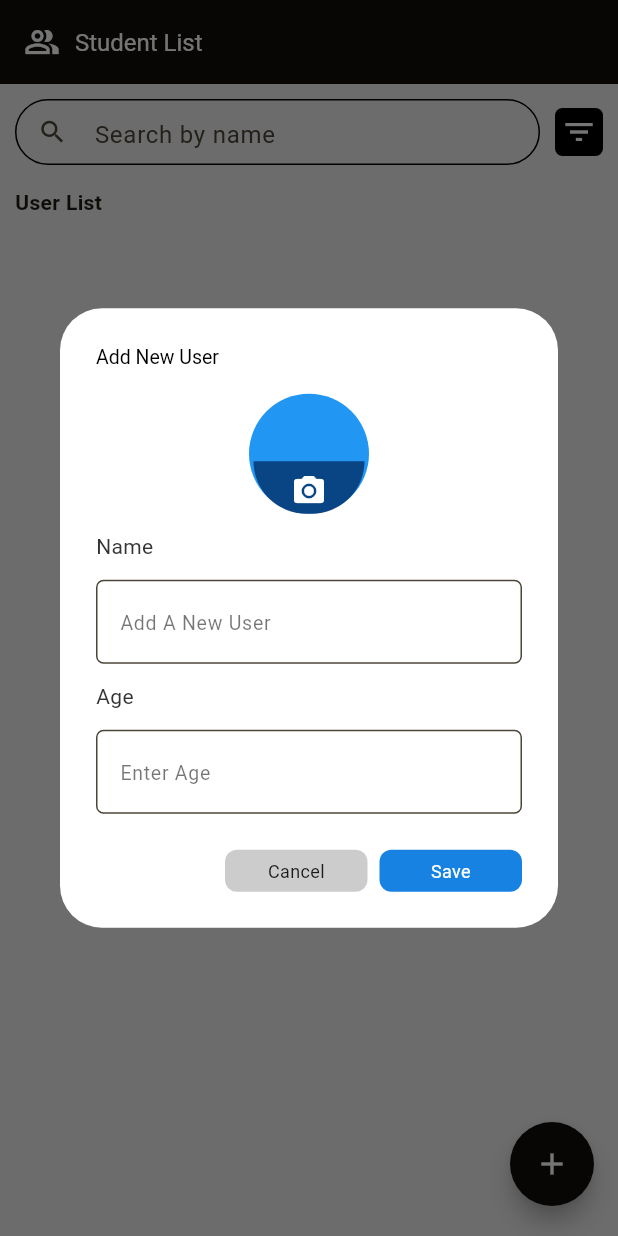
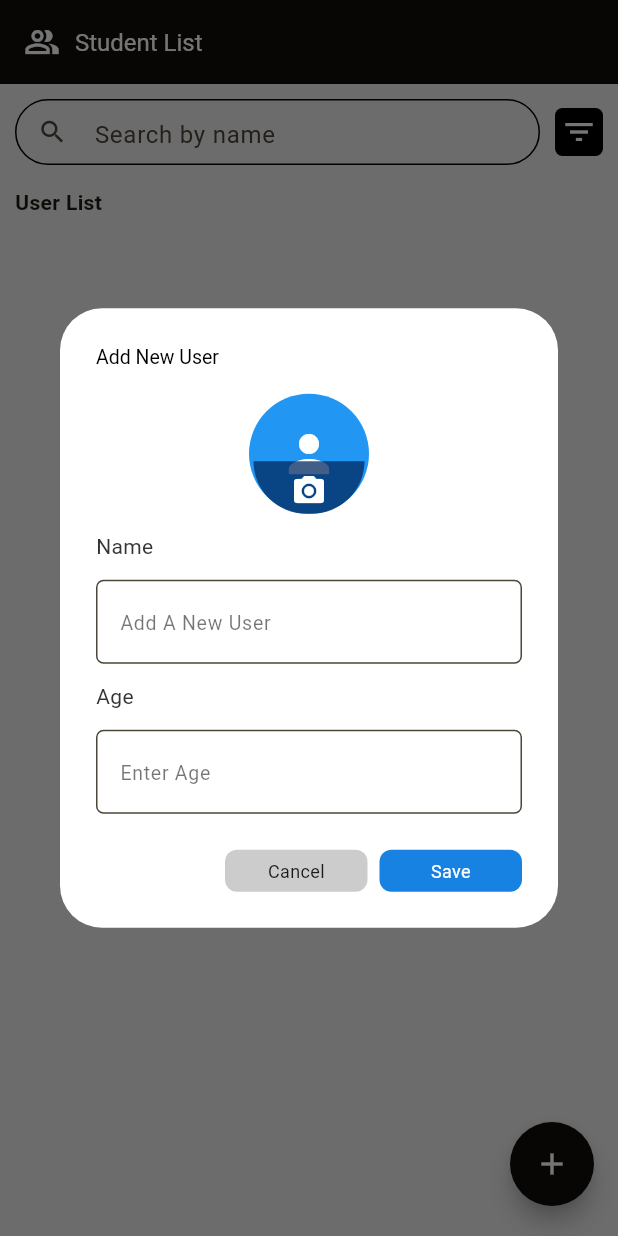
Before and after one commit to vishnulalvm/Student-Getx, a Flutter app: the screen it shows after launch, after a tap on the "add" icon, on a phone screen of 412 x 824 dp. Run offline on Flutter 3.47's test engine with Material 3 defaults, Android fonts, the phone set to English and light mode, and no system bars; our stand-ins replace cloud_firestore, firebase_core, firebase_storage, get, image_picker; accounts and stored records are empty.

```diff
--- a/lib/main.dart
+++ b/lib/main.dart
@@ -1,4 +1,5 @@
 import 'package:flutter/material.dart';
+import 'package:get/get_navigation/src/root/get_material_app.dart';
 import 'package:myapp/presentation/pages/home_page.dart';
 import 'package:firebase_core/firebase_core.dart';
 import 'firebase_options.dart';
@@ -17,7 +18,7 @@ class MyApp extends StatelessWidget {
 
   @override
   Widget build(BuildContext context) {
-    return MaterialApp(
+    return GetMaterialApp(
       debugShowCheckedModeBanner: false,
       theme: ThemeData(
         colorScheme: ColorScheme.fromSeed(
--- /dev/null
+++ b/lib/presentation/controllers/student_controller.dart
@@ -0,0 +1,93 @@
+import 'dart:io';
+import 'package:flutter/material.dart';
+import 'package:get/get.dart';
+import 'package:image_picker/image_picker.dart';
+import 'package:firebase_storage/firebase_storage.dart' as firebase_storage;
+import 'package:myapp/domian/models/student_model.dart';
+
+class StudentController extends GetxController {
+  var students = <StudentModel>[].obs;
+  var nameController = TextEditingController();
+  var ageController = TextEditingController();
+  var imagePath = ''.obs;
+  var imageFile = Rx<File?>(null);
+  var isLoading = false.obs;
+  var isInitialized = false;
+
+  @override
+  void onInit() {
+    super.onInit();
+    clearFields();
+  }
+
+  void initializeForEdit(StudentModel student) {
+    nameController.text = student.name ?? '';
+    ageController.text = student.age?.toString() ?? '';
+    imagePath.value = student.imageUrl ?? '';
+    isLoading.value = true;
+    isInitialized = true;
+    update();
+  }
+
+  void addStudent(StudentModel student) {
+    students.add(student);
+  }
+
+  void updateImagePath(String path) {
+    imagePath.value = path;
+  }
+
+  void setLoading(bool loading) {
+    isLoading.value = loading;
+  }
+
+  void clearFields() {
+    nameController.clear();
+    ageController.clear();
+    imagePath.value = '';
+    imageFile.value = null;
+    isLoading.value = false;
+    isInitialized = false;
+    update();
+  }
+
+  Future<void> pickProfileImage() async {
+    final picker = ImagePicker();
+    final pickedFile = await picker.pickImage(source: ImageSource.gallery);
+
+    if (pickedFile != null) {
+      imageFile.value = File(pickedFile.path);
+      String imageUrl = await uploadImageToFirebaseStorage(pickedFile);
+      updateImagePath(imageUrl);
+    }
+  }
+
+  Future<String> uploadImageToFirebaseStorage(XFile pickedImage) async {
+    try {
+      firebase_storage.Reference ref = firebase_storage.FirebaseStorage.instance
+          .ref()
+          .child('profile_images/${DateTime.now().millisecondsSinceEpoch}.jpg');
+
+      File file = File(pickedImage.path);
+
+      firebase_storage.UploadTask uploadTask = ref.putFile(file);
+      await uploadTask.whenComplete(() => null);
+
+      String downloadURL = await ref.getDownloadURL();
+      return downloadURL;
+    } catch (e) {
+      showMessage('Error uploading image: $e', isError: true);
+      return '';
+    }
+  }
+
+  void showMessage(String message, {bool isError = false}) {
+    Get.snackbar(
+      isError ? 'Error' : 'Success',
+      message,
+      backgroundColor: isError ? Colors.red : Colors.green,
+      colorText: Colors.white,
+      snackPosition: SnackPosition.BOTTOM,
+    );
+  }
+}
--- a/lib/presentation/pages/home_page.dart
+++ b/lib/presentation/pages/home_page.dart
@@ -1,6 +1,8 @@
 import 'package:flutter/material.dart';
+import 'package:get/get.dart';
 import 'package:myapp/application/services/student_service.dart';
 import 'package:myapp/domian/models/student_model.dart';
+import 'package:myapp/presentation/controllers/student_controller.dart';
 import 'package:myapp/presentation/widgets/scroll_to_hide.dart';
 import 'package:myapp/presentation/widgets/search_section.dart';
 import 'package:myapp/presentation/widgets/show_dialog.dart';
@@ -14,6 +16,7 @@ class HomeScreen extends StatefulWidget {
 }
 
 class _HomeScreenState extends State<HomeScreen> {
+  final StudentController studentController = Get.put(StudentController());
   StudentService studentService = StudentService();
   final nameController = TextEditingController();
   final ageController = TextEditingController();
@@ -111,7 +114,6 @@ class _HomeScreenState extends State<HomeScreen> {
     );
   }
 
-
   void _showMessage(String message, {bool isError = false}) {
     ScaffoldMessenger.of(context).showSnackBar(
       SnackBar(
--- a/lib/presentation/widgets/show_dialog.dart
+++ b/lib/presentation/widgets/show_dialog.dart
@@ -1,63 +1,51 @@
-import 'dart:io';
+// import 'dart:io';
 import 'package:flutter/material.dart';
-import 'package:image_picker/image_picker.dart';
-import 'package:firebase_storage/firebase_storage.dart' as firebase_storage;
+import 'package:get/get.dart';
+// import 'package:image_picker/image_picker.dart';
+// import 'package:firebase_storage/firebase_storage.dart' as firebase_storage;
 import 'package:myapp/domian/models/student_model.dart';
+import 'package:myapp/presentation/controllers/student_controller.dart';
 import 'package:myapp/presentation/widgets/custom_button.dart';
 import 'package:myapp/presentation/widgets/widget_space.dart';
 import 'package:myapp/utils/text/modified_text.dart';
 import 'package:uuid/uuid.dart';
 
-class AddUserDialog extends StatefulWidget {
+class AddUserDialog extends GetWidget<StudentController> {
   final Function(StudentModel) onSave;
   final StudentModel? studentModel;
 
-  const AddUserDialog({super.key, required this.onSave, this.studentModel});
-
-  @override
-  AddUserDialogState createState() => AddUserDialogState();
+  AddUserDialog({super.key, required this.onSave, this.studentModel}) {
+    Get.put(StudentController());
+    editStudent();
   }
 
-class AddUserDialogState extends State<AddUserDialog> {
   final _studentKey = GlobalKey<FormState>();
-  final nameController = TextEditingController();
-  final ageController = TextEditingController();
-  String? imagePath = '';
-  BuildContext? _context;
-  bool isLoading = false;
 
-  editStudent() {
-    if (widget.studentModel != null) {
-      setState(() {
-        nameController.text = widget.studentModel!.name!;
-        ageController.text = widget.studentModel!.age.toString();
-        imagePath = widget.studentModel!.imageUrl;
-        isLoading = true;
-      });
-
+  void editStudent() {
+    if (studentModel != null) {
+      controller.nameController.text = studentModel!.name!;
+      controller.ageController.text = studentModel!.age.toString();
+      controller.updateImagePath(studentModel!.imageUrl ?? '');
+      controller.setLoading(true);
     }
   }
 
   @override
-  void dispose() {
-    nameController.dispose();
-    ageController.dispose();
-    super.dispose();
+  Widget build(BuildContext context) {
+return GetBuilder<StudentController>(
+      init: StudentController(),
+      builder: (controller) {
+        // Initialize the controller with student data if editing
+        if (studentModel != null && !controller.isInitialized) {
+          controller.initializeForEdit(studentModel!);
         }
-
-  @override
-  void initState() {
-    _context = context;
-    super.initState();
-  }
-
-  @override
-  Widget build(BuildContext context) {
         return AlertDialog(
           backgroundColor: Colors.white,
-      title:isLoading? const ModifiedText(
-          text: 'Update User', size: 13, color: Colors.black): const ModifiedText(
-          text: 'Add New User', size: 13, color: Colors.black),
+          title: Obx(() => ModifiedText(
+            text: controller.isLoading.value ? 'Update User' : 'Add New User',
+            size: 13,
+            color: Colors.black,
+          )),
           content: SingleChildScrollView(
             child: Container(
               decoration: const BoxDecoration(color: Colors.white),
@@ -72,11 +60,25 @@ class AddUserDialogState extends State<AddUserDialog> {
                       child: Stack(
                         alignment: Alignment.topCenter,
                         children: [
-                       const CircleAvatar(
+                          Obx(() {
+                            if (controller.imageFile.value != null) {
+                              return CircleAvatar(
+                                radius: 40,
+                                backgroundImage: FileImage(controller.imageFile.value!),
+                              );
+                            } else if (controller.imagePath.value.isNotEmpty) {
+                              return CircleAvatar(
+                                radius: 40,
+                                backgroundImage: NetworkImage(controller.imagePath.value),
+                              );
+                            } else {
+                              return const CircleAvatar(
                                 radius: 40,
                                 backgroundColor: Colors.blue,
-                        // backgroundImage: NetworkImage(imagePath!),
-                      ),
+                                child: Icon(Icons.person, size: 40, color: Colors.white),
+                              );
+                            }
+                          }),
                           Positioned(
                             bottom: 0,
                             child: Container(
@@ -90,14 +92,13 @@ class AddUserDialogState extends State<AddUserDialog> {
                                 ),
                               ),
                               child: IconButton(
-                              onPressed: () {
-                                pickProfileImage();
-                              },
+                                onPressed: () => controller.pickProfileImage(),
                                 icon: const Icon(
                                   Icons.camera_alt,
                                   size: 24,
                                   color: Colors.white,
-                              )),
+                                ),
+                              ),
                             ),
                           ),
                         ],
@@ -117,7 +118,7 @@ class AddUserDialogState extends State<AddUserDialog> {
                         return null;
                       },
                       textInputAction: TextInputAction.next,
-                  controller: nameController,
+                      controller: controller.nameController,
                       autovalidateMode: AutovalidateMode.onUserInteraction,
                       autofocus: false,
                       decoration: InputDecoration(
@@ -152,7 +153,7 @@ class AddUserDialogState extends State<AddUserDialog> {
                         }
                         return null;
                       },
-                  controller: ageController,
+                      controller: controller.ageController,
                       autovalidateMode: AutovalidateMode.onUserInteraction,
                       autofocus: false,
                       decoration: InputDecoration(
@@ -181,85 +182,40 @@ class AddUserDialogState extends State<AddUserDialog> {
               textColor: Colors.black87,
               color: const Color.fromRGBO(204, 204, 204, 1),
               onTap: () {
-            Navigator.of(context).pop();
+                Get.back();
               },
             ),
-        buttons(
-          buttonName: isLoading ? 'Update' : 'Save',
+            Obx(() => buttons(
+              buttonName: controller.isLoading.value ? 'Update' : 'Save',
               textColor: Colors.white,
               color: const Color.fromRGBO(23, 130, 225, 1),
               onTap: () {
                 if (_studentKey.currentState!.validate()) {
-              _addStudent();
-              Navigator.of(context).pop();
+                  _addOrUpdateStudent(controller);
+                  Get.back();
                 }
               },
-        ),
+            )),
           ],
         );
       }
-
-  Future<String?> pickProfileImage() async {
-    final picker = ImagePicker();
-    final pickedFile = await picker.pickImage(source: ImageSource.gallery);
-
-    if (pickedFile != null) {
-      String imageUrl = await uploadImageToFirebaseStorage(pickedFile);
-      setState(() {
-        imagePath = imageUrl;
-      });
-      return imageUrl;
+    );
   }
 
-    return null;
+   void _addOrUpdateStudent(StudentController controller) {
+    if (controller.nameController.text.isEmpty || controller.ageController.text.isEmpty) {
+      controller.showMessage('Please fill all fields', isError: true);
+      return;
     }
-
-  Future<String> uploadImageToFirebaseStorage(XFile pickedImage) async {
-    try {
-      firebase_storage.Reference ref = firebase_storage.FirebaseStorage.instance
-          .ref()
-          .child('profile_images/${DateTime.now().millisecondsSinceEpoch}.jpg');
-
-      File file = File(pickedImage.path);
-
-      firebase_storage.UploadTask uploadTask = ref.putFile(file);
-      await uploadTask.whenComplete(() => null);
-
-      String downloadURL = await ref.getDownloadURL();
-      return downloadURL;
-    } catch (e) {
-      ScaffoldMessenger.of(_context!).showSnackBar(
-        SnackBar(
-          content: Text('Error uploading image: $e'),
-          backgroundColor: Colors.red,
-        ),
+    var id = studentModel?.id ?? const Uuid().v1();
+    StudentModel newStudent = StudentModel(
+      name: controller.nameController.text,
+      age: int.parse(controller.ageController.text),
+      id: id,
+      imageUrl: controller.imagePath.value,
+      createdAt: studentModel?.createdAt ?? DateTime.now(),
     );
-      return '';
+    onSave(newStudent);
+    controller.clearFields();
   }
 }
-
-  void _addStudent() {
-    if (nameController.text.isEmpty || ageController.text.isEmpty) {
-      _showMessage('Please fill all fields', isError: true);
-      return;
-    }
-    var id = const Uuid().v1();
-    StudentModel studentModel = StudentModel(
-      name: nameController.text,
-      age: int.parse(ageController.text),
-      id: id,
-      imageUrl: imagePath ?? '',
-      createdAt: DateTime.now(),
-    );
-    widget.onSave(studentModel);
-  }
-
-  void _showMessage(String message, {bool isError = false}) {
-    ScaffoldMessenger.of(context).showSnackBar(
-      SnackBar(
-        content: Text(message),
-        backgroundColor: isError ? Colors.red : Colors.green,
-      ),
-    );
-  }
-}
```
Lines whose indentation alone changed are shown as unchanged.
